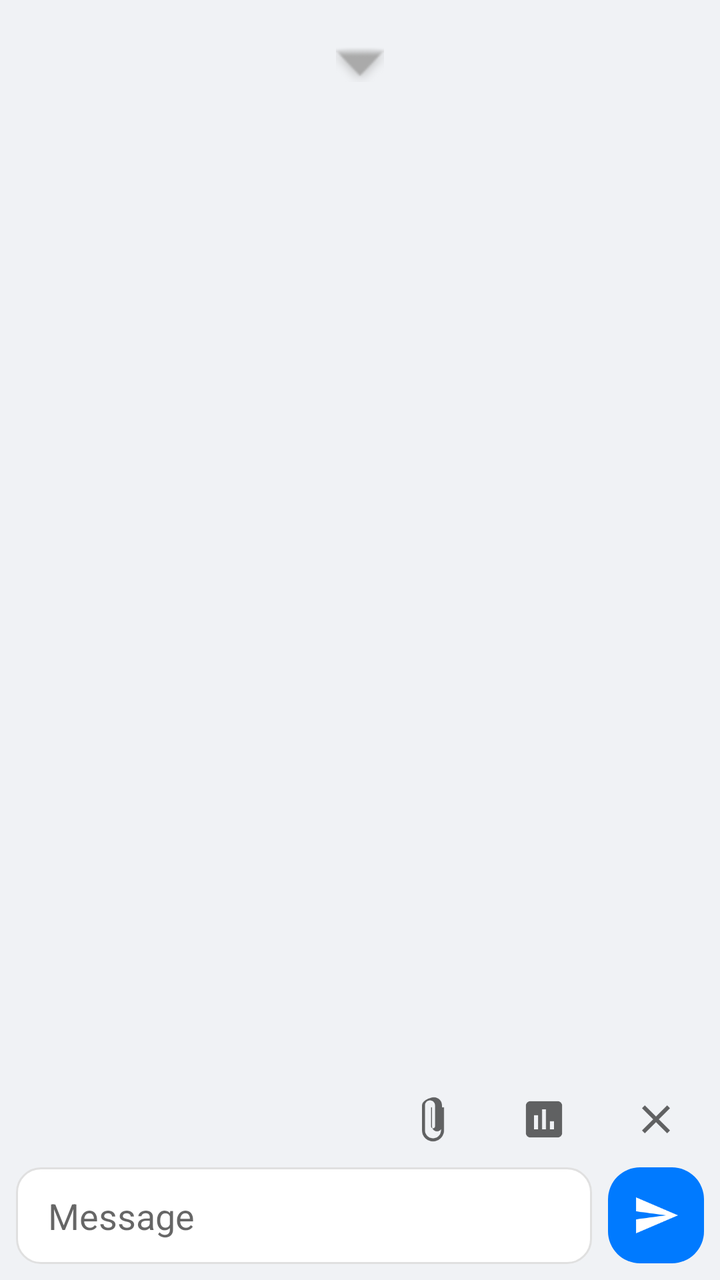
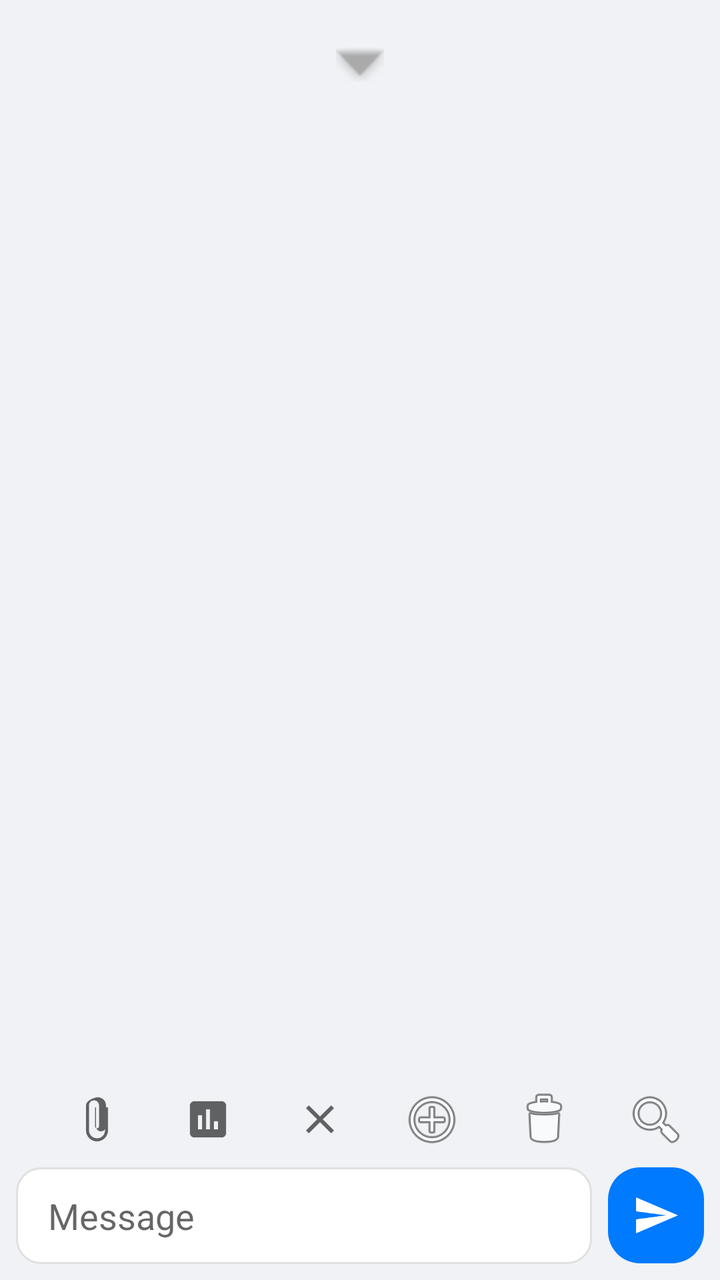

Before-and-after screenshots of an Android layout around one commit, followed by the original layout XML and the change that was made.
<!-- AndroidManifest.xml: activity theme Theme.AppCompat.Light.NoActionBar -->
<!-- res/layout/activity_demollm.xml -->
<?xml version="1.0" encoding="utf-8"?>
<RelativeLayout xmlns:android="http://schemas.android.com/apk/res/android"
    xmlns:app="http://schemas.android.com/apk/res-auto"
    xmlns:tools="http://schemas.android.com/tools"
    android:layout_width="match_parent"
    android:layout_height="match_parent"
    android:background="#F0F2F5"
    tools:context=".DemoLLMActivity">

    <LinearLayout
        android:id="@+id/toolbar"
        android:layout_width="match_parent"
        android:layout_height="wrap_content"
        android:gravity="center"
        android:orientation="horizontal"
        android:padding="8dp">

        <FrameLayout
            android:layout_width="wrap_content"
            android:layout_height="wrap_content">

            <Spinner
                android:id="@+id/modelSpinner"
                android:layout_width="wrap_content"
                android:layout_height="48dp"
                android:background="@android:color/transparent"
                android:paddingEnd="24dp" />

            <ImageView
                android:layout_width="24dp"
                android:layout_height="24dp"
                android:layout_gravity="center_vertical|end"
                android:src="@android:drawable/arrow_down_float"
                app:tint="@android:color/darker_gray" />

        </FrameLayout>
    </LinearLayout>

    <androidx.recyclerview.widget.RecyclerView
        android:id="@+id/recyclerView"
        android:layout_width="match_parent"
        android:layout_height="match_parent"
        android:layout_below="@id/toolbar"
        android:layout_above="@+id/inputArea"
        android:padding="8dp" />

    <LinearLayout
        android:id="@+id/inputArea"
        android:layout_width="match_parent"
        android:layout_height="wrap_content"
        android:layout_alignParentBottom="true"
        android:orientation="vertical"
        android:padding="8dp">

        <FrameLayout
            android:id="@+id/previewContainer"
            android:layout_width="wrap_content"
            android:layout_height="wrap_content"
            android:layout_marginBottom="8dp"
            android:visibility="gone">

            <ImageView
                android:id="@+id/previewImage"
                android:layout_width="96dp"
                android:layout_height="96dp" />

            <ImageButton
                android:id="@+id/clearImageButton"
                android:layout_width="24dp"
                android:layout_height="24dp"
                android:layout_gravity="top|end"
                android:background="@android:color/transparent"
                android:src="@android:drawable/ic_menu_close_clear_cancel" />
        </FrameLayout>
        <LinearLayout
            android:layout_width="match_parent"
            android:layout_height="wrap_content"
            android:layout_marginTop="8dp"
            android:gravity="end"
            android:orientation="horizontal">

            <ImageButton
                android:id="@+id/attachButton"
                android:layout_width="48dp"
                android:layout_height="48dp"
                android:background="?attr/selectableItemBackgroundBorderless"
                android:src="@drawable/ic_attach_file" />

            <ImageButton
                android:id="@+id/benchButton"
                android:layout_width="48dp"
                android:layout_height="48dp"
                android:layout_marginStart="8dp"
                android:background="?attr/selectableItemBackgroundBorderless"
                android:src="@drawable/ic_benchmark" />

            <ImageButton
                android:id="@+id/clearButton"
                android:layout_width="48dp"
                android:layout_height="48dp"
                android:layout_marginStart="8dp"
                android:background="?attr/selectableItemBackgroundBorderless"
                android:src="@drawable/ic_clear" />
        </LinearLayout>
        <LinearLayout
            android:layout_width="match_parent"
            android:layout_height="wrap_content"
            android:gravity="center_vertical"
            android:orientation="horizontal">

            <EditText
                android:id="@+id/messageEditText"
                android:layout_width="0dp"
                android:layout_height="wrap_content"
                android:layout_weight="1"
                android:background="@drawable/bg_input_box"
                android:hint="Message"
                android:inputType="textMultiLine"
                android:maxLines="5"
                android:paddingStart="16dp"
                android:paddingTop="12dp"
                android:paddingEnd="16dp"
                android:paddingBottom="12dp" />

            <ImageButton
                android:id="@+id/sendButton"
                android:layout_width="48dp"
                android:layout_height="48dp"
                android:layout_marginStart="8dp"
                android:background="@drawable/bg_user_message"
                android:src="@drawable/ic_send"
                app:tint="@android:color/white" />

        </LinearLayout>


    </LinearLayout>

</RelativeLayout>
<!-- resources referenced by this layout -->
<resources>
  <!-- drawable bg_input_box (drawable) -->
  <?xml version="1.0" encoding="utf-8"?>
  <shape xmlns:android="http://schemas.android.com/apk/res/android"
      android:shape="rectangle">
      <solid android:color="#FFFFFF" />
      <corners android:radius="12dp" />
      <stroke
          android:width="1dp"
          android:color="#E0E0E0" />
  </shape>
  <!-- drawable bg_user_message (drawable) -->
  <?xml version="1.0" encoding="utf-8"?>
  <shape xmlns:android="http://schemas.android.com/apk/res/android"
      android:shape="rectangle">
      <solid android:color="#007AFF" />
      <corners android:radius="16dp" />
  </shape>
  <!-- drawable ic_attach_file (drawable) -->
  <vector xmlns:android="http://schemas.android.com/apk/res/android"
      android:width="24dp"
      android:height="24dp"
      android:viewportWidth="24.0"
      android:viewportHeight="24.0"
      android:tint="?attr/colorControlNormal">
    <path
        android:fillColor="@android:color/white"
        android:pathData="M16.5,6v11.5c0,2.21 -1.79,4 -4,4s-4,-1.79 -4,-4V5c0,-1.38 1.12,-2.5 2.5,-2.5s2.5,1.12 2.5,2.5v10.5c0,0.55 -0.45,1 -1,1s-1,-0.45 -1,-1V6H12v9.5c0,1.38 1.12,2.5 2.5,2.5s2.5,-1.12 2.5,-2.5V5c0,-2.21 -1.79,-4 -4,-4S7,2.79 7,5v12.5c0,3.04 2.46,5.5 5.5,5.5s5.5,-2.46 5.5,-5.5V6h-1.5z"/>
  </vector>
  <!-- drawable ic_benchmark (drawable) -->
  <vector xmlns:android="http://schemas.android.com/apk/res/android"
      android:width="24dp"
      android:height="24dp"
      android:viewportWidth="24.0"
      android:viewportHeight="24.0"
      android:tint="?attr/colorControlNormal">
    <path
        android:fillColor="@android:color/white"
        android:pathData="M19,3H5C3.9,3 3,3.9 3,5v14c0,1.1 0.9,2 2,2h14c1.1,0 2,-0.9 2,-2V5c0,-1.1 -0.9,-2 -2,-2zM9,17H7v-7h2v7zM13,17h-2V7h2v10zM17,17h-2v-4h2v4z"/>
  </vector>
  <!-- drawable ic_clear (drawable) -->
  <vector xmlns:android="http://schemas.android.com/apk/res/android"
      android:width="24dp"
      android:height="24dp"
      android:viewportWidth="24.0"
      android:viewportHeight="24.0"
      android:tint="?attr/colorControlNormal">
    <path
        android:fillColor="@android:color/white"
        android:pathData="M19,6.41L17.59,5 12,10.59 6.41,5 5,6.41 10.59,12 5,17.59 6.41,19 12,13.41 17.59,19 19,17.59 13.41,12z"/>
  </vector>
  <!-- drawable ic_send (drawable) -->
  <vector xmlns:android="http://schemas.android.com/apk/res/android"
      android:width="24dp"
      android:height="24dp"
      android:viewportWidth="24.0"
      android:viewportHeight="24.0"
      android:tint="?attr/colorControlNormal">
    <path
        android:fillColor="@android:color/white"
        android:pathData="M2.01,21L23,12 2.01,3 2,10l15,2 -15,2z"/>
  </vector>
</resources>

<!-- the commit's change to res/layout/activity_demollm.xml (unified diff, before → after) -->
@@ -101,6 +101,30 @@
                 android:layout_marginStart="8dp"
                 android:background="?attr/selectableItemBackgroundBorderless"
                 android:src="@drawable/ic_clear" />
+
+            <ImageButton
+                android:id="@+id/createEventButton"
+                android:layout_width="48dp"
+                android:layout_height="48dp"
+                android:layout_marginStart="8dp"
+                android:background="?attr/selectableItemBackgroundBorderless"
+                android:src="@android:drawable/ic_menu_add" />
+
+            <ImageButton
+                android:id="@+id/deleteEventButton"
+                android:layout_width="48dp"
+                android:layout_height="48dp"
+                android:layout_marginStart="8dp"
+                android:background="?attr/selectableItemBackgroundBorderless"
+                android:src="@android:drawable/ic_menu_delete" />
+
+            <ImageButton
+                android:id="@+id/viewEventsButton"
+                android:layout_width="48dp"
+                android:layout_height="48dp"
+                android:layout_marginStart="8dp"
+                android:background="?attr/selectableItemBackgroundBorderless"
+                android:src="@android:drawable/ic_menu_search" />
         </LinearLayout>
         <LinearLayout
             android:layout_width="match_parent"
